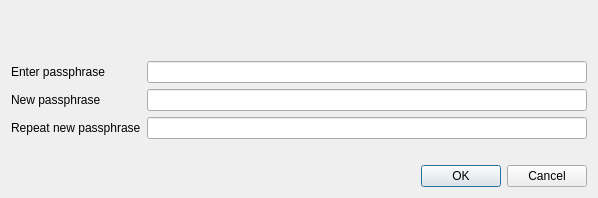
Above: src/qt/forms/askpassphrasedialog.ui from noirofficial/noir before the change. Below: the same form after it.
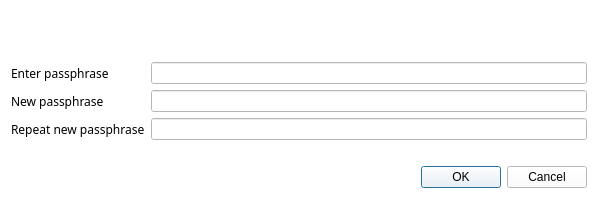
That is the form after the change.

What changed in the file:
```diff
--- a/src/qt/forms/askpassphrasedialog.ui
+++ b/src/qt/forms/askpassphrasedialog.ui
@@ -7,7 +7,7 @@
     <x>0</x>
     <y>0</y>
     <width>598</width>
-    <height>198</height>
+    <height>199</height>
    </rect>
   </property>
   <property name="sizePolicy">
@@ -25,6 +25,9 @@
   <property name="windowTitle">
    <string>Passphrase Dialog</string>
   </property>
+  <property name="styleSheet">
+   <string notr="true">background-color:rgba(255, 255, 255, 255);</string>
+  </property>
   <layout class="QVBoxLayout" name="verticalLayout">
    <item>
     <widget class="QLabel" name="warningLabel">
@@ -43,6 +46,11 @@
      </property>
      <item row="0" column="0">
       <widget class="QLabel" name="passLabel1">
+       <property name="font">
+        <font>
+         <family>Source Sans Pro</family>
+        </font>
+       </property>
        <property name="text">
         <string>Enter passphrase</string>
        </property>
@@ -57,6 +65,11 @@
      </item>
      <item row="1" column="0">
       <widget class="QLabel" name="passLabel2">
+       <property name="font">
+        <font>
+         <family>Source Sans Pro</family>
+        </font>
+       </property>
        <property name="text">
         <string>New passphrase</string>
        </property>
@@ -71,6 +84,11 @@
      </item>
      <item row="2" column="0">
       <widget class="QLabel" name="passLabel3">
+       <property name="font">
+        <font>
+         <family>Source Sans Pro</family>
+        </font>
+       </property>
        <property name="text">
         <string>Repeat new passphrase</string>
        </property>
```
